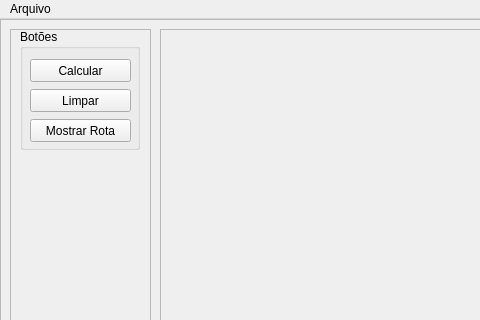
Before: the Qt Designer form pitao/mainWindow.ui in h3nnn4n/TSP-canificinia-secreta, drawn with Qt 5; both pictures show x 0 to 480 and y 0 to 320 of the 800 by 600 pixel window.
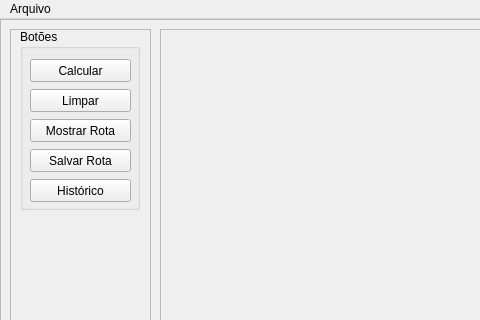
After: the same form once the commit is applied.

What changed in the file:
```diff
--- a/pitao/mainWindow.ui
+++ b/pitao/mainWindow.ui
@@ -65,7 +65,7 @@
         <x>10</x>
         <y>0</y>
         <width>120</width>
-        <height>121</height>
+        <height>181</height>
        </rect>
       </property>
       <property name="title">
@@ -110,6 +110,32 @@
         <string>Mostrar Rota</string>
        </property>
       </widget>
+      <widget class="QPushButton" name="btn_salvar">
+       <property name="geometry">
+        <rect>
+         <x>10</x>
+         <y>120</y>
+         <width>101</width>
+         <height>23</height>
+        </rect>
+       </property>
+       <property name="text">
+        <string>Salvar Rota</string>
+       </property>
+      </widget>
+      <widget class="QPushButton" name="btn_historico">
+       <property name="geometry">
+        <rect>
+         <x>10</x>
+         <y>150</y>
+         <width>101</width>
+         <height>23</height>
+        </rect>
+       </property>
+       <property name="text">
+        <string>Histórico</string>
+       </property>
+      </widget>
      </widget>
     </widget>
     <widget class="QFrame" name="mapView">
```
Left out of the diff: 2 changed lines with no effect on the pictures.
